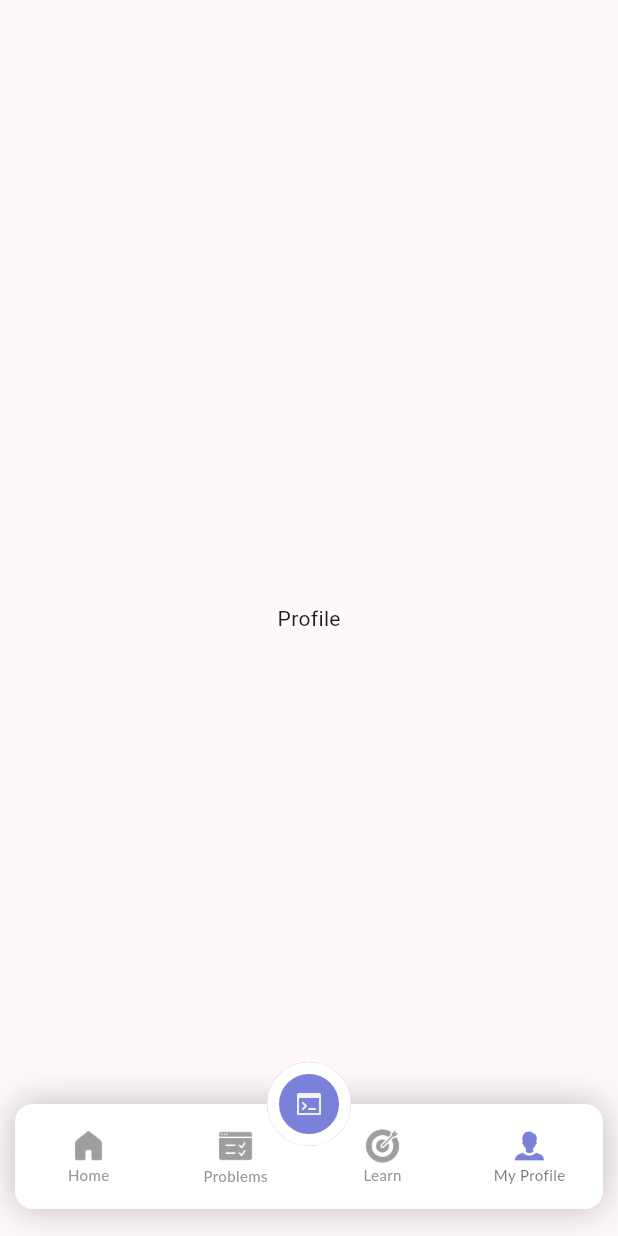
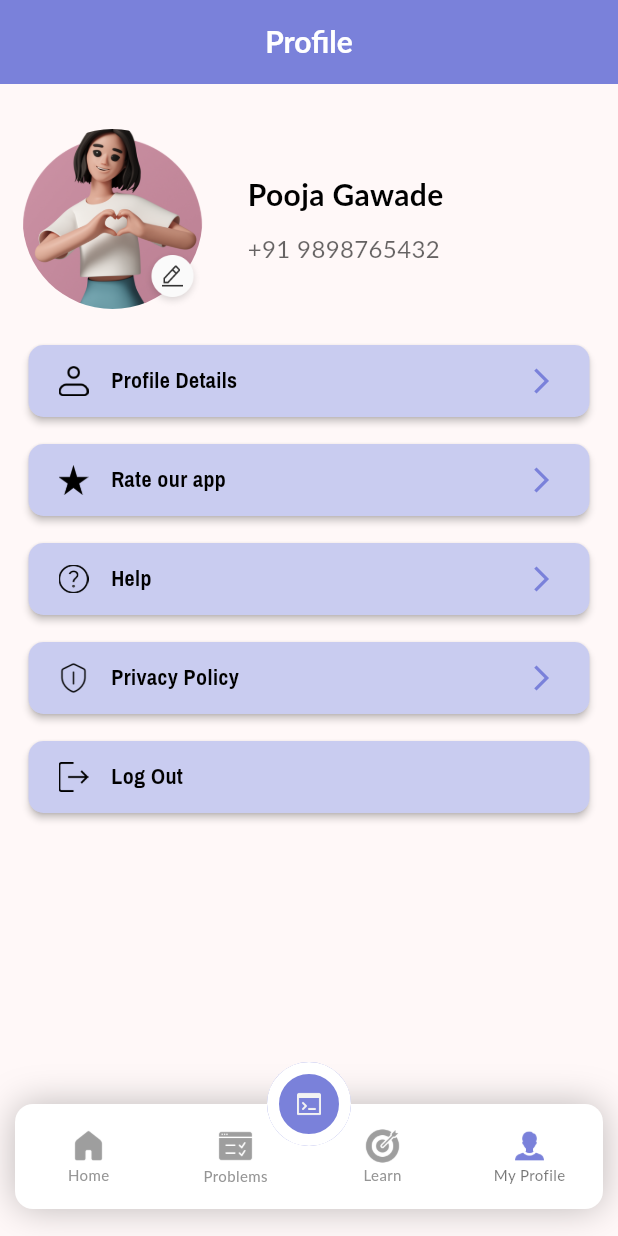
Before and after one commit to OKPooja/Code-Anywhere, a Flutter app: the BottomNav screen opened directly, item 4 of the bottom bar chosen, on a phone screen of 412 x 824 dp. Run offline on Flutter 3.47's test engine with Material 2 defaults, Android fonts, the phone set to English and light mode, and no system bars; our stand-ins replace file_picker, flutter_highlight, flutter_screenutil, fluttertoast, get, shared_preferences; missing offline and left inert: code_text_field, flutter_codemirror, highlight, semicircle_indicator; accounts and stored records are empty; Roboto replaces fonts that are missing (Lato).

Commit message:
syntax highlight, semicircle progress indicator and temporary profile page added

```diff
--- a/lib/bottom_nav.dart
+++ b/lib/bottom_nav.dart
@@ -1,11 +1,11 @@
 import 'package:flutter/material.dart';
 import 'package:flutter_screenutil/flutter_screenutil.dart';
 import 'package:get/get.dart';
-import 'package:project/profile/profile.dart';
 import 'package:project/screens/compiler/compiler.dart';
 import 'package:project/screens/home/home.dart';
 import 'package:project/screens/learning_section/edu.dart';
 import 'package:project/screens/problems/problems.dart';
+import 'package:project/screens/profile/profile.dart';
 import 'package:project/utils/colors.dart';
 
 
@@ -61,7 +61,7 @@ class _BottomNavState extends State<BottomNav> {
           focusColor: Colors.transparent,
           hoverColor: Colors.transparent,
           onPressed: () async {
-            Get.to(() => CodeInputScreen());
+            Get.to(() => const CodeInputScreen());
           },
           child: Center(
             child: Image.asset(
--- a/lib/profile/profile.dart
+++ /dev/null
@@ -1,19 +0,0 @@
-import 'package:flutter/material.dart';
-
-class Profile extends StatefulWidget {
-  const Profile({super.key});
-
-  @override
-  State<Profile> createState() => _ProfileState();
-}
-
-class _ProfileState extends State<Profile> {
-  @override
-  Widget build(BuildContext context) {
-    return const Scaffold(
-      body: Center(
-        child: Text('Profile'),
-      ),
-    );
-  }
-}
--- /dev/null
+++ b/lib/screens/compiler/syntax_highlight.dart
@@ -0,0 +1,66 @@
+import 'dart:ui';
+
+import 'package:flutter/material.dart';
+
+ const theme = {
+    "void": TextStyle(fontWeight: FontWeight.bold, color: Color(0xFFEF9A9A)),
+    "print":  TextStyle(fontWeight: FontWeight.bold, color: Color(0xFFFFF9C4)),
+    "cout":  TextStyle(fontWeight: FontWeight.bold, color: Color(0xFFFFF9C4)),
+    "cin":  TextStyle(fontWeight: FontWeight.bold, color: Color(0xFFFFF9C4)),
+    "int": TextStyle(fontWeight:FontWeight.bold,color:Color(0xFF2c7ad6)),
+    "char": TextStyle(fontWeight:FontWeight.bold,color:Color(0xFF2c7ad6)),
+    "abstract": TextStyle(fontWeight:FontWeight.bold,color:Color(0xFF2c7ad6)),
+    "assert": TextStyle(fontWeight:FontWeight.bold,color:Color(0xFF2c7ad6)),
+    "boolean": TextStyle(fontWeight:FontWeight.bold,color:Color(0xFF2c7ad6)),
+    "break": TextStyle(fontWeight:FontWeight.bold,color:Color(0xFF2c7ad6)),
+    "byte": TextStyle(fontWeight:FontWeight.bold,color:Color(0xFF2c7ad6)),
+    "case": TextStyle(fontWeight:FontWeight.bold,color:Color(0xFF2c7ad6)),
+    "catch": TextStyle(fontWeight:FontWeight.bold,color:Color(0xFF2c7ad6)),
+    "class": TextStyle(fontWeight:FontWeight.bold,color:Color(0xFF2c7ad6)),
+    "": TextStyle(fontWeight:FontWeight.bold,color:Color(0xFF2c7ad6)),
+    "continue": TextStyle(fontWeight:FontWeight.bold,color:Color(0xFF2c7ad6)),
+    "default": TextStyle(fontWeight:FontWeight.bold,color:Color(0xFF2c7ad6)),
+    "do": TextStyle(fontWeight:FontWeight.bold,color:Color(0xFF2c7ad6)),
+    "new": TextStyle(fontWeight:FontWeight.bold,color:Color(0xFF2c7ad6)),
+    "double": TextStyle(fontWeight:FontWeight.bold,color:Color(0xFF2c7ad6)),
+    "else": TextStyle(fontWeight:FontWeight.bold,color:Color(0xFF2c7ad6)),
+    "if": TextStyle(fontWeight:FontWeight.bold,color:Color(0xFF2c7ad6)),
+    "enum": TextStyle(fontWeight:FontWeight.bold,color:Color(0xFF2c7ad6)),
+    "extends": TextStyle(fontWeight:FontWeight.bold,color:Color(0xFF2c7ad6)),
+    "final": TextStyle(fontWeight:FontWeight.bold,color:Color(0xFF2c7ad6)),
+    "finally": TextStyle(fontWeight:FontWeight.bold,color:Color(0xFF2c7ad6)),
+    "float": TextStyle(fontWeight:FontWeight.bold,color:Color(0xFF2c7ad6)),
+    "for": TextStyle(fontWeight:FontWeight.bold,color:Color(0xFF2c7ad6)),
+    "interface": TextStyle(fontWeight:FontWeight.bold,color:Color(0xFF2c7ad6)),
+    "long": TextStyle(fontWeight:FontWeight.bold,color:Color(0xFF2c7ad6)),
+    "native": TextStyle(fontWeight:FontWeight.bold,color:Color(0xFF2c7ad6)),
+    "package": TextStyle(fontWeight:FontWeight.bold,color:Color(0xFF2c7ad6)),
+    "private": TextStyle(fontWeight:FontWeight.bold,color:Color(0xFF2c7ad6)),
+    "protected": TextStyle(fontWeight:FontWeight.bold,color:Color(0xFF2c7ad6)),
+    "public": TextStyle(fontWeight:FontWeight.bold,color:Color(0xFF2c7ad6)),
+    "return": TextStyle(fontWeight:FontWeight.bold,color:Color(0xFF2c7ad6)),
+    "short": TextStyle(fontWeight:FontWeight.bold,color:Color(0xFF2c7ad6)),
+    "static": TextStyle(fontWeight:FontWeight.bold,color:Color(0xFF2c7ad6)),
+    "super": TextStyle(fontWeight:FontWeight.bold,color:Color(0xFF2c7ad6)),
+    "switch": TextStyle(fontWeight:FontWeight.bold,color:Color(0xFF2c7ad6)),
+    "this": TextStyle(fontWeight:FontWeight.bold,color:Color(0xFF2c7ad6)),
+    "throw": TextStyle(fontWeight:FontWeight.bold,color:Color(0xFF2c7ad6)),
+    "try": TextStyle(fontWeight:FontWeight.bold,color:Color(0xFF2c7ad6)),
+    "while": TextStyle(fontWeight:FontWeight.bold,color:Color(0xFF2c7ad6)),
+    "and": TextStyle(fontWeight:FontWeight.bold,color:Color(0xFF2c7ad6)),
+    "asm": TextStyle(fontWeight:FontWeight.bold,color:Color(0xFF2c7ad6)),
+    "auto": TextStyle(fontWeight:FontWeight.bold,color:Color(0xFF2c7ad6)),
+    "bitor": TextStyle(fontWeight:FontWeight.bold,color:Color(0xFF2c7ad6)),
+    "delete": TextStyle(fontWeight:FontWeight.bold,color:Color(0xFF2c7ad6)),
+    "explicit": TextStyle(fontWeight:FontWeight.bold,color:Color(0xFF2c7ad6)),
+    "export": TextStyle(fontWeight:FontWeight.bold,color:Color(0xFF2c7ad6)),
+    "false": TextStyle(fontWeight:FontWeight.bold,color:Color(0xFF2c7ad6)),
+    "goto": TextStyle(fontWeight:FontWeight.bold,color:Color(0xFF2c7ad6)),
+    "namespace": TextStyle(fontWeight:FontWeight.bold,color:Color(0xFF2c7ad6)),
+    "not": TextStyle(fontWeight:FontWeight.bold,color:Color(0xFF2c7ad6)),
+    "nullptr": TextStyle(fontWeight:FontWeight.bold,color:Color(0xFF2c7ad6)),
+    "or": TextStyle(fontWeight:FontWeight.bold,color:Color(0xFF2c7ad6)),
+    "operator": TextStyle(fontWeight:FontWeight.bold,color:Color(0xFF2c7ad6)),
+    "sizeof": TextStyle(fontWeight:FontWeight.bold,color:Color(0xFF2c7ad6)),
+    "unsigned": TextStyle(fontWeight:FontWeight.bold,color:Color(0xFF2c7ad6)),
+  };
--- /dev/null
+++ b/lib/screens/profile/profile.dart
@@ -0,0 +1,189 @@
+import 'dart:io';
+import 'package:file_picker/file_picker.dart';
+import 'package:flutter/material.dart';
+import 'package:flutter_screenutil/flutter_screenutil.dart';
+import 'package:project/screens/profile/profile_page_card.dart';
+import 'package:project/utils/colors.dart';
+
+class Profile extends StatefulWidget {
+  const Profile({super.key});
+
+  @override
+  State<Profile> createState() => _ProfileState();
+}
+
+class _ProfileState extends State<Profile> {
+  late final File _profileImage;
+  final GlobalKey<RefreshIndicatorState> _refreshIndicatorKey = GlobalKey<RefreshIndicatorState>();
+
+  @override
+  void initState() {
+    super.initState();
+    _initializePrefs();
+  }
+
+  Future<void> _initializePrefs() async {
+  }
+
+  Future<void> _refreshProfile() async {
+    await _initializePrefs();
+  }
+
+  @override
+  Widget build(BuildContext context) {
+    return Scaffold(
+      appBar: AppBar(
+
+        automaticallyImplyLeading: false,
+        elevation: 0,
+        backgroundColor: AppColors.primary,
+        title: Center(
+          child: Text(
+            'Profile',
+            style: TextStyle(
+                fontWeight: FontWeight.w700,
+                fontSize: 20.sp,
+                color: Colors.white,
+                fontFamily: 'Lato'),
+          ),
+        ),
+      ),
+      body: RefreshIndicator(
+        key: _refreshIndicatorKey,
+        onRefresh: _refreshProfile,
+        child: SingleChildScrollView(
+          physics: const BouncingScrollPhysics(),
+          child: Padding(
+            padding: EdgeInsets.only(left: 15.sp, right: 15.sp),
+            child: Column(
+              crossAxisAlignment: CrossAxisAlignment.start,
+              children: [
+                SizedBox(
+                  height: 30.h,
+                ),
+                Row(
+                  children: [
+                    Stack(
+                      children: [
+                          const CircleAvatar(
+                            backgroundColor: Colors.transparent,
+                            radius: 60,
+                            backgroundImage: AssetImage('assets/home/dummy_profile.png'),
+                          ),
+                        Positioned(
+                          bottom: 0,
+                          right: 0,
+                          child: GestureDetector(
+                            onTap: () {
+                              _uploadImage();
+                            },
+                            child: Image.asset(
+                              'assets/profile/edit_profile.png',
+                              width: 40.w,
+                              height: 40.h,
+                            ),
+                          ),
+                        )
+                      ],
+                    ),
+                    SizedBox(
+                      width: 30.w,
+                    ),
+                    Column(
+                      crossAxisAlignment: CrossAxisAlignment.start,
+                      children: [
+                        Text(
+                          "Pooja Gawade",
+                            style: TextStyle(
+                                fontWeight: FontWeight.w700,
+                                fontSize: 20.sp,
+                                color: Colors.black,
+                                fontFamily: 'Lato')),
+                        SizedBox(
+                          height: 10.h,
+                        ),
+                        Text(
+                          '+91 9898765432',
+                          style: TextStyle(
+                              fontWeight: FontWeight.w400,
+                              fontSize: 16.sp,
+                              color: const Color.fromRGBO(0, 0, 0, 0.6),
+                              fontFamily: 'Lato'),
+                        ),
+                      ],
+                    ),
+                  ],
+                ),
+                SizedBox(
+                  height: 20.h,
+                ),
+                InkWell(
+                  onTap: () {
+                  },
+                  child: ProfilePageCards(
+                    image: 'assets/profile/Person.png',
+                    title: 'Profile Details',
+                    onTap: () {
+                    },
+                  ),
+                ),
+                SizedBox(
+                  height: 10.h,
+                ),
+                ProfilePageCards(
+                    image: 'assets/profile/rate.png',
+                    title: 'Rate our app',
+                    onTap: () {}),
+                SizedBox(
+                  height: 10.h,
+                ),
+                ProfilePageCards(
+                    image: 'assets/profile/help_and_support.png',
+                    title: 'Help',
+                    onTap: () {}),
+                SizedBox(
+                  height: 10.h,
+                ),
+                ProfilePageCards(
+                    image: 'assets/profile/privacy_policy.png',
+                    title: 'Privacy Policy',
+                    onTap: () {}),
+                SizedBox(
+                  height: 10.h,
+                ),
+                InkWell(
+                  onTap: () {
+
+                  },
+                  child: ProfilePageCards(
+                      image: 'assets/profile/logout.png',
+                      title: 'Log Out',
+                      onTap: () {
+
+                      }),
+                ),
+                SizedBox(
+                  height: 300.h,
+                ),
+              ],
+            ),
+          ),
+        ),
+      ),
+    );
+  }
+
+  _uploadImage() async {
+    FilePickerResult? result = await FilePicker.platform.pickFiles(
+      type: FileType.custom,
+      allowedExtensions: ['jpeg', 'png', 'jpg'],
+    );
+
+    if (result != null) {
+      File file = File(result.files.single.path!);
+      setState(() {
+        _profileImage = file;
+      });
+    }
+  }
+}
--- /dev/null
+++ b/lib/screens/profile/profile_page_card.dart
@@ -0,0 +1,76 @@
+import 'package:flutter/material.dart';
+import 'package:flutter_screenutil/flutter_screenutil.dart';
+import 'package:project/utils/colors.dart';
+
+class ProfilePageCards extends StatelessWidget {
+  final String image;
+  final String title;
+  final void Function()? onTap;
+
+  const ProfilePageCards({
+    super.key,
+    required this.image,
+    required this.title,
+    required this.onTap,
+  });
+
+  @override
+  Widget build(BuildContext context) {
+    return Card(
+      color: Color(0xFFc9ccf0),
+      shape: RoundedRectangleBorder(
+        borderRadius: BorderRadius.circular(10.0),
+      ),
+      elevation: 2,
+      child: Padding(
+        padding: EdgeInsets.only(left: 20.sp, right: 8.sp),
+        child: Row(
+          mainAxisAlignment: MainAxisAlignment.spaceBetween,
+          children: [
+            Row(
+              mainAxisAlignment: MainAxisAlignment.start,
+              children: [
+                Image.asset(
+                  image,
+                  height: 20.h,
+                  width: 20.h,
+                ),
+                SizedBox(
+                  width: 15.w,
+                ),
+                Text(
+                  title,
+                  style: TextStyle(
+                      fontWeight: FontWeight.w500,
+                      fontSize: 16.sp,
+                      color: Colors.black,
+                      fontFamily: 'PragatiNarrow'
+                  ),
+                ),
+              ],
+            ),
+            SizedBox(
+              width: 20.w,
+            ),
+            Row(
+              mainAxisAlignment: MainAxisAlignment.end,
+              children: [
+                IconButton(
+                  onPressed: onTap,
+                  //Arrow button shouldn't be visible for logout.. Hence the condition..
+                  icon: Icon(
+                    Icons.arrow_forward_ios_sharp,
+                    color: title != 'Log Out'
+                        ? AppColors.primary
+                        : Colors.transparent,
+                    size: 20.sp,
+                  ),
+                ),
+              ],
+            ),
+          ],
+        ),
+      ),
+    );
+  }
+}
--- a/pubspec.yaml
+++ b/pubspec.yaml
@@ -19,10 +19,13 @@ dependencies:
   carousel_slider: ^4.2.1
   fluttertoast: ^8.2.4
   flutter_spinkit: ^5.2.0
-
+  file_picker: ^6.1.1
   cupertino_icons: ^1.0.2
   code_text_field: ^1.0.2
   flutter_highlight: ^0.7.0
+  syncfusion_flutter_gauges: ^24.2.7
+  flutter_codemirror: ^1.0.0+1
+  semicircle_indicator: ^1.1.1
 
 dev_dependencies:
   flutter_test:
@@ -51,3 +54,4 @@ flutter:
      - assets/home/
      - assets/learn/
      - assets/problems/
+     - assets/profile/
```
Also changed, not shown: lib/screens/compiler/compiler.dart (+7 -7 lines), lib/screens/home/code_mirro.dart (added, +46 -0 lines), lib/screens/home/home.dart (+81 -7 lines), assets/profile/Person.png (added), assets/profile/dummy_image.png (added), assets/profile/edit_profile.png (added), assets/profile/help_and_support.png (added), assets/profile/logout.png (added), assets/profile/privacy_policy.png (added), assets/profile/rate.png (added), pubspec.lock.
